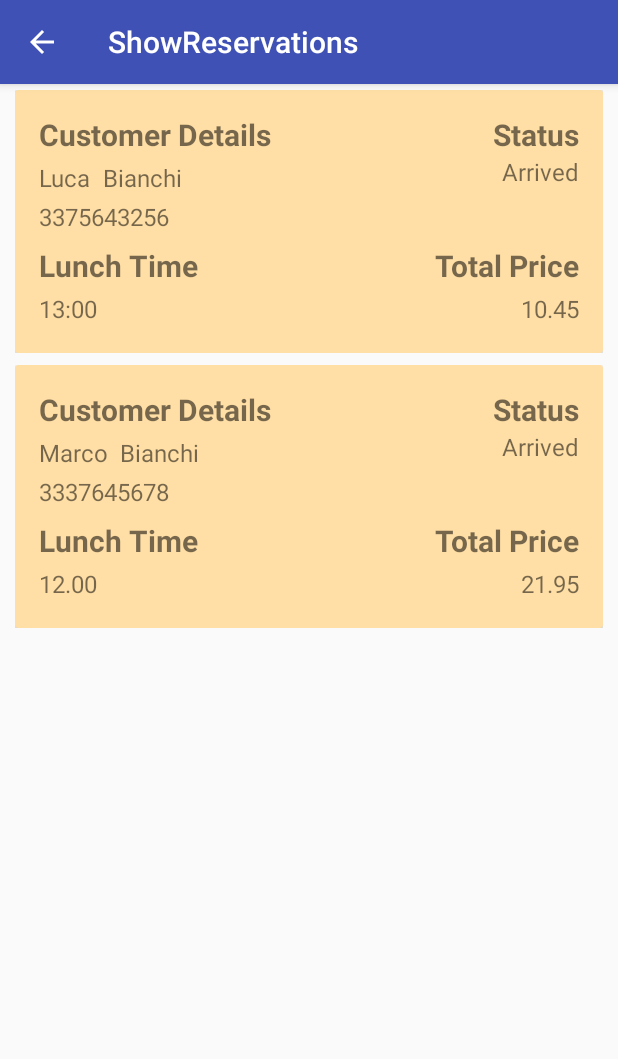
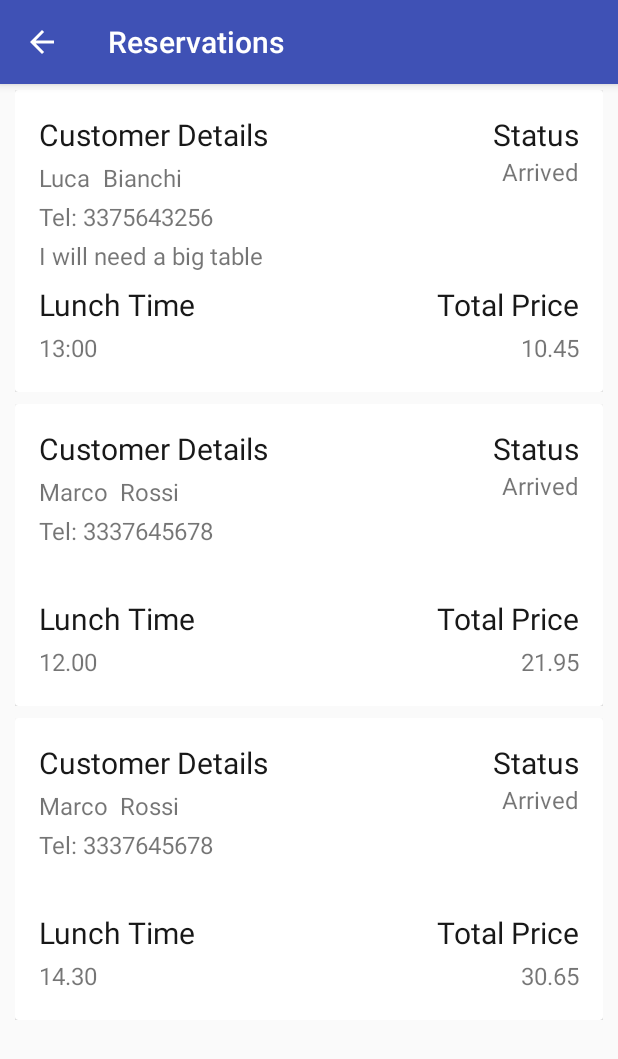
Before and after one commit to pmgrp/Lab2, an Android app: the screen it shows after launch (ShowReservations), after a tap on an icon or button, on a phone screen of 412 x 824 dp. Shown: the top 1059 px of the screen. Run offline under Robolectric (Android 15) with nearby library versions, the phone set to English and light mode, and no system bars.

Commit message:
Refined Style
A better style to display thing

```diff
--- a/app/src/main/java/com/sorbellini/s214631/lab2/Dish.java
+++ b/app/src/main/java/com/sorbellini/s214631/lab2/Dish.java
@@ -14,6 +14,7 @@ import java.net.URI;
 public class Dish implements Parcelable{
     private double price;
     private String photo;
+    private String name;
     private String description;
     private int availability;
 
@@ -21,6 +22,7 @@ public class Dish implements Parcelable{
     public Dish(){
         this.price = 0;
         this.photo = null;
+        this.name = null;
         this.description = null;
         this.availability = 0;
     }
@@ -28,12 +30,14 @@ public class Dish implements Parcelable{
     //getter
     public double getPrice() { return this.price; }
     public String getPhoto() { return this.photo; }
+    public String getName() { return this.name; }
     public String getDescription() { return this.description; }
     public int getAvailability() { return this.availability; }
 
     //setter
     public void setPrice(double price) { this.price =price; }
     public void setPhoto(String photo) { this.photo = photo; }
+    public void setName(String title) { this.name = title; }
     public void setDescription(String description) { this.description = description; }
     public void setAvailability(int availability) { this.availability = availability; }
 
@@ -47,6 +51,7 @@ public class Dish implements Parcelable{
     public void writeToParcel(Parcel dest, int flags){
         dest.writeDouble(this.price);
         dest.writeString(this.photo);
+        dest.writeString(this.name);
         dest.writeString(this.description);
         dest.writeInt(this.availability);
     }
@@ -66,6 +71,7 @@ public class Dish implements Parcelable{
     public Dish(Parcel in){
         this.price = in.readDouble();
         this.photo = in.readString();
+        this.name = in.readString();
         this.description = in.readString();
         this.availability = in.readInt();
     }
--- a/app/src/main/java/com/sorbellini/s214631/lab2/ResDetAdapter.java
+++ b/app/src/main/java/com/sorbellini/s214631/lab2/ResDetAdapter.java
@@ -29,6 +29,7 @@ public class ResDetAdapter extends RecyclerView.Adapter<ResDetAdapter.DishViewHo
     public static class DishViewHolder extends RecyclerView.ViewHolder {
         CardView cv;
         ImageView dishImage;
+        TextView dishName;
         TextView dishDescription;
         TextView dishPrice;
         TextView dishAvailability;
@@ -37,6 +38,7 @@ public class ResDetAdapter extends RecyclerView.Adapter<ResDetAdapter.DishViewHo
             super(itemView);
             cv = (CardView)itemView.findViewById(R.id.reservation_dish_card);
             dishImage = (ImageView)itemView.findViewById(R.id.dish_image);
+            dishName = (TextView)itemView.findViewById(R.id.dish_name);
             dishDescription = (TextView)itemView.findViewById(R.id.dish_description);
             dishPrice = (TextView)itemView.findViewById(R.id.dish_price);
             dishAvailability = (TextView)itemView.findViewById(R.id.dish_availability);
@@ -58,6 +60,7 @@ public class ResDetAdapter extends RecyclerView.Adapter<ResDetAdapter.DishViewHo
     @Override
     public void onBindViewHolder(final DishViewHolder dishViewHolder, int i) {
         dishViewHolder.dishImage.setImageURI(Uri.parse(orderedDishes.get(i).getPhoto()));
+        dishViewHolder.dishName.setText(orderedDishes.get(i).getName());
         dishViewHolder.dishDescription.setText(orderedDishes.get(i).getDescription());
         dishViewHolder.dishPrice.setText(String.format(Locale.getDefault(),"%.2f", orderedDishes.get(i).getPrice()) + "€");
         dishViewHolder.dishAvailability.setText(String.format(Locale.getDefault(),"%d", orderedDishes.get(i).getAvailability()));
--- a/app/src/main/java/com/sorbellini/s214631/lab2/ShResAdapter.java
+++ b/app/src/main/java/com/sorbellini/s214631/lab2/ShResAdapter.java
@@ -40,6 +40,7 @@ public class ShResAdapter extends RecyclerView.Adapter<ShResAdapter.ReservationV
         TextView customerName;
         TextView customerSurname;
         TextView customerPhone;
+        TextView customerComment;
         TextView lunchTime;
         TextView lunchTimeTitle;
         TextView reservationStatus;
@@ -52,6 +53,7 @@ public class ShResAdapter extends RecyclerView.Adapter<ShResAdapter.ReservationV
             customerName = (TextView)itemView.findViewById(R.id.customer_name);
             customerSurname = (TextView)itemView.findViewById(R.id.customer_surname);
             customerPhone = (TextView)itemView.findViewById(R.id.customer_phone);
+            customerComment = (TextView)itemView.findViewById(R.id.customer_comment);
             lunchTime = (TextView)itemView.findViewById(R.id.lunch_time);
             lunchTimeTitle = (TextView)itemView.findViewById(R.id.lunch_time_title);
             reservationStatus = (TextView)itemView.findViewById(R.id.reservation_status);
@@ -81,17 +83,19 @@ public class ShResAdapter extends RecyclerView.Adapter<ShResAdapter.ReservationV
         }
         reservationViewHolder.customerName.setText(reservations.get(i).getCustomer().getName());
         reservationViewHolder.customerSurname.setText(reservations.get(i).getCustomer().getSurname());
-        reservationViewHolder.customerPhone.setText(reservations.get(i).getCustomer().getPhone());
+        reservationViewHolder.customerPhone.setText("Tel: " + reservations.get(i).getCustomer().getPhone());
+        reservationViewHolder.customerComment.setText(reservations.get(i).getComment());
         reservationViewHolder.lunchTime.setText(reservations.get(i).getTime());
         reservationViewHolder.reservationTotPrice.setText
                 (String.format(Locale.getDefault(),"%.2f",totPrice));
         int color;
+        //reservationViewHolder.deleteButton.sty
         switch(reservations.get(i).getStatus()){
             case Reservation.ARRIVED:
                 reservationViewHolder.reservationStatus.setText("Arrived");
                 reservationViewHolder.deleteButton.setVisibility(View.INVISIBLE);
-                color = ContextCompat.getColor(reservationViewHolder.cv.getContext(), R.color.status_arrived);
-                reservationViewHolder.cv.setCardBackgroundColor(color);
+                //color = ContextCompat.getColor(reservationViewHolder.cv.getContext(), R.color.status_arrived);
+                //reservationViewHolder.cv.setCardBackgroundColor(color);
                 break;
             case Reservation.CONFIRMED:
                 reservationViewHolder.reservationStatus.setText("Confirmed");
--- a/app/src/main/java/com/sorbellini/s214631/lab2/ShowReservations.java
+++ b/app/src/main/java/com/sorbellini/s214631/lab2/ShowReservations.java
@@ -47,6 +47,7 @@ public class ShowReservations extends AppCompatActivity {
             reservations = new ArrayList<>();
             Dish dish = new Dish();
             dish.setAvailability(10);
+            dish.setName("Pizza");
             dish.setDescription("A great pizza to eat");
             String imagePath = ContentResolver.SCHEME_ANDROID_RESOURCE + "://" +
                     getResources().getResourcePackageName(R.drawable.pizza) + '/' +
@@ -69,7 +70,8 @@ public class ShowReservations extends AppCompatActivity {
 
             Dish dish2 = new Dish();
             dish2.setAvailability(5);
-            dish2.setDescription("Nice Pasta");
+            dish2.setName("Pasta");
+            dish2.setDescription("A really good vegan Pasta");
             imagePath = ContentResolver.SCHEME_ANDROID_RESOURCE + "://" +
                     getResources().getResourcePackageName(R.drawable.pasta) + '/' +
                     getResources().getResourceTypeName(R.drawable.pasta) + '/' +
@@ -79,7 +81,7 @@ public class ShowReservations extends AppCompatActivity {
 
             Customer cus2 = new Customer();
             cus2.setName("Marco");
-            cus2.setSurname("Bianchi");
+            cus2.setSurname("Rossi");
             cus2.setPhone("3337645678");
 
             Reservation res2 = new Reservation();
@@ -89,6 +91,31 @@ public class ShowReservations extends AppCompatActivity {
             res2.orderedDishes.add(dish2);
             res2.orderedDishes.add(dish);
             reservations.add(res2);
+
+            Dish dish3 = new Dish();
+            dish3.setAvailability(7);
+            dish3.setName("Chicken");
+            dish3.setDescription("The greatest chicken you have ever eaten");
+            imagePath = ContentResolver.SCHEME_ANDROID_RESOURCE + "://" +
+                    getResources().getResourcePackageName(R.drawable.pollo) + '/' +
+                    getResources().getResourceTypeName(R.drawable.pollo) + '/' +
+                    getResources().getResourceEntryName(R.drawable.pollo);
+            dish3.setPhoto(imagePath);
+            dish3.setPrice(8.70);
+
+            Customer cus3 = new Customer();
+            cus3.setName("Giovanni");
+            cus3.setSurname("Verdi");
+            cus3.setPhone("3287567678");
+
+            Reservation res3 = new Reservation();
+            res3.setCustomer(cus2);
+            res3.setTime("14.30");
+            res3.setComment("");
+            res3.orderedDishes.add(dish3);
+            res3.orderedDishes.add(dish2);
+            res3.orderedDishes.add(dish);
+            reservations.add(res3);
 
         }
 
--- a/app/src/main/res/layout/activity_reservation_details.xml
+++ b/app/src/main/res/layout/activity_reservation_details.xml
@@ -31,6 +31,7 @@
                 android:layout_marginBottom="4dp"
                 android:layout_alignParentLeft="true"
                 android:layout_alignParentBottom="true"
+                android:textColor="@color/button_text_color"
                 android:text="Confirm"/>
             <Button
                 android:id="@+id/reservation_reject"
@@ -40,6 +41,7 @@
                 android:layout_marginBottom="4dp"
                 android:layout_alignParentRight="true"
                 android:layout_alignParentBottom="true"
+                android:textColor="@color/button_text_color"
                 android:text="Reject"/>
         </RelativeLayout>
 
--- a/app/src/main/res/layout/reservation_card.xml
+++ b/app/src/main/res/layout/reservation_card.xml
@@ -27,7 +27,7 @@
                 android:layout_alignParentTop="true"
                 android:paddingBottom="4dp"
                 android:textSize="20sp"
-                android:textStyle="bold"
+                android:textColor="@color/dark_text_color"
                 android:text="Customer Details"/>
 
             <TextView
@@ -54,7 +54,7 @@
                 android:layout_alignParentTop="true"
                 android:layout_alignParentRight="true"
                 android:textSize="20sp"
-                android:textStyle="bold"
+                android:textColor="@color/dark_text_color"
                 android:text="Status"/>
             <TextView
                 android:id="@+id/reservation_status"
@@ -73,14 +73,22 @@
                 android:textSize="16sp"
                 android:text="Phone"/>
             <TextView
+                android:id="@+id/customer_comment"
+                android:layout_width="match_parent"
+                android:layout_height="wrap_content"
+                android:layout_below="@id/customer_phone"
+                android:paddingTop="4dp"
+                android:textSize="16sp"
+                android:text="This is the customer comment"/>
+            <TextView
                 android:id="@+id/lunch_time_title"
                 android:layout_width="wrap_content"
                 android:layout_height="wrap_content"
-            android:layout_below="@id/customer_phone"
+                android:layout_below="@id/customer_comment"
                 android:paddingTop="8dp"
                 android:layout_alignParentLeft="true"
                 android:textSize="20sp"
-            android:textStyle="bold"
+                android:textColor="@color/dark_text_color"
                 android:text="Lunch Time"/>
             <TextView
                 android:id="@+id/lunch_time"
@@ -94,11 +102,11 @@
                 android:id="@+id/reservation_tot_price_title"
                 android:layout_width="wrap_content"
                 android:layout_height="wrap_content"
-                android:layout_below="@id/customer_phone"
+                android:layout_below="@id/customer_comment"
                 android:paddingTop="8dp"
                 android:layout_alignParentRight="true"
                 android:textSize="20sp"
-                android:textStyle="bold"
+                android:textColor="@color/dark_text_color"
                 android:text="Total Price"/>
             <TextView
                 android:id="@+id/reservation_tot_price"
@@ -114,8 +122,9 @@
                 android:layout_width="wrap_content"
                 android:layout_height="wrap_content"
                 android:layout_alignParentLeft="true"
-                android:layout_below="@id/customer_phone"
+                android:layout_below="@id/customer_comment"
                 android:layout_marginTop="16dp"
+                android:textColor="@color/button_text_color"
                 android:text="Delete"/>
 
 
--- a/app/src/main/res/layout/reservation_dish_card.xml
+++ b/app/src/main/res/layout/reservation_dish_card.xml
@@ -24,18 +24,18 @@
                 android:layout_alignParentStart="true"
                 android:layout_alignParentLeft="true"/>
             <TextView
-                android:id="@+id/dish_description_title"
+                android:id="@+id/dish_name"
                 android:layout_width="match_parent"
                 android:layout_height="wrap_content"
                 android:layout_below="@id/dish_image"
                 android:textSize="20sp"
-                android:textStyle="bold"
-                android:text="Description"/>
+                android:textColor="@color/dark_text_color"
+                android:text="Name"/>
             <TextView
                 android:id="@+id/dish_description"
                 android:layout_width="match_parent"
                 android:layout_height="wrap_content"
-                android:layout_below="@id/dish_description_title"
+                android:layout_below="@id/dish_name"
                 android:text="Dish Description"/>
             <TextView
                 android:id="@+id/dish_availability_title"
@@ -43,7 +43,7 @@
                 android:layout_height="wrap_content"
                 android:layout_marginTop="10dp"
                 android:textSize="20sp"
-                android:textStyle="bold"
+                android:textColor="@color/dark_text_color"
                 android:text="Availability"
                 android:layout_below="@id/dish_description"
                 android:layout_alignParentLeft="true"/>
@@ -60,7 +60,7 @@
                 android:layout_height="wrap_content"
                 android:layout_marginTop="10dp"
                 android:textSize="20sp"
-                android:textStyle="bold"
+                android:textColor="@color/dark_text_color"
                 android:text="Price"
                 android:layout_below="@id/dish_description"
                 android:layout_alignParentRight="true"/>
--- a/app/src/main/res/values/colors.xml
+++ b/app/src/main/res/values/colors.xml
@@ -3,6 +3,10 @@
     <color name="colorPrimary">#3F51B5</color>
     <color name="colorPrimaryDark">#303F9F</color>
     <color name="colorAccent">#FF4081</color>
+    <color name="button_color">#2196f3</color>
+    <color name="delete_button_color">#e6ff0000</color>
+    <color name="button_text_color">#ffffff</color>
+    <color name="dark_text_color">#181818</color>
     <color name="status_arrived">#ffdfa5</color>
     <color name="status_confirmed">#c1edff</color>
     <color name="status_completed">#d6ffd2</color>
--- a/app/src/main/res/values/strings.xml
+++ b/app/src/main/res/values/strings.xml
@@ -1,6 +1,6 @@
 <resources>
     <string name="app_name">Lab2</string>
     <string name="action_settings">Settings</string>
-    <string name="title_activity_show_reservations">ShowReservations</string>
-    <string name="title_activity_show_reservation_detail">ShowReservationDetail</string>
+    <string name="title_activity_show_reservations">Reservations</string>
+    <string name="title_activity_show_reservation_detail">Ordered Dishes</string>
 </resources>
--- a/app/src/main/res/values/styles.xml
+++ b/app/src/main/res/values/styles.xml
@@ -6,6 +6,7 @@
         <item name="colorPrimary">@color/colorPrimary</item>
         <item name="colorPrimaryDark">@color/colorPrimaryDark</item>
         <item name="colorAccent">@color/colorAccent</item>
+        <item name="colorButtonNormal">@color/button_color</item>
     </style>
 
     <style name="AppTheme.NoActionBar">
```
Also changed, not shown: app/src/main/res/drawable/pollo.png (added). Lines whose indentation alone changed are shown as unchanged.
